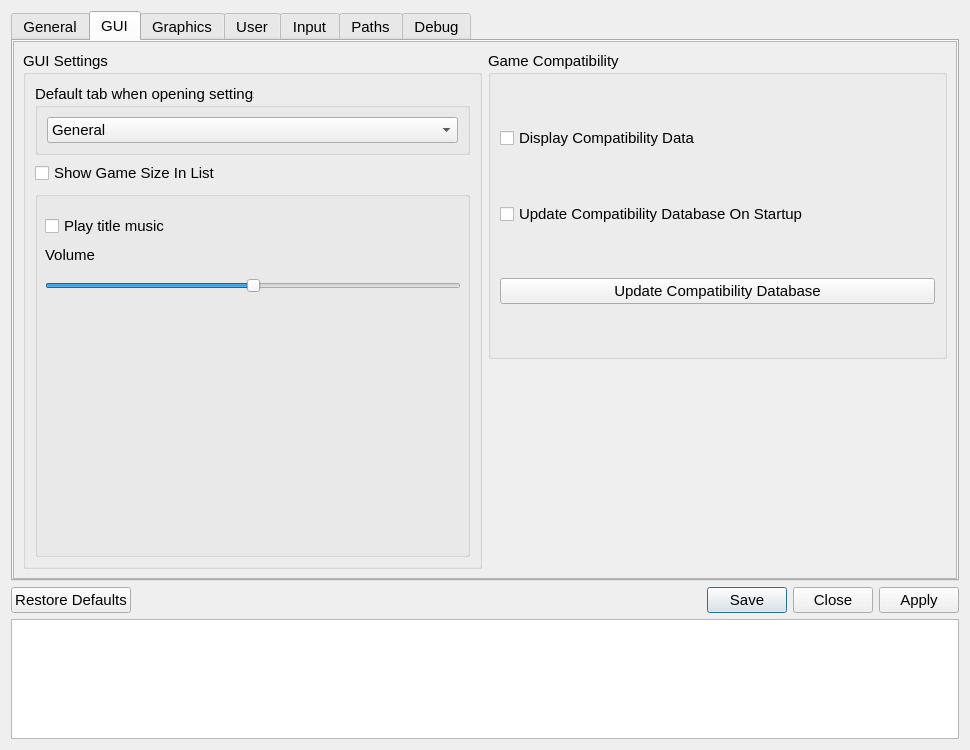
Old version of the form src/qt_gui/settings_dialog.ui in the repository shadps4-emu/shadPS4.
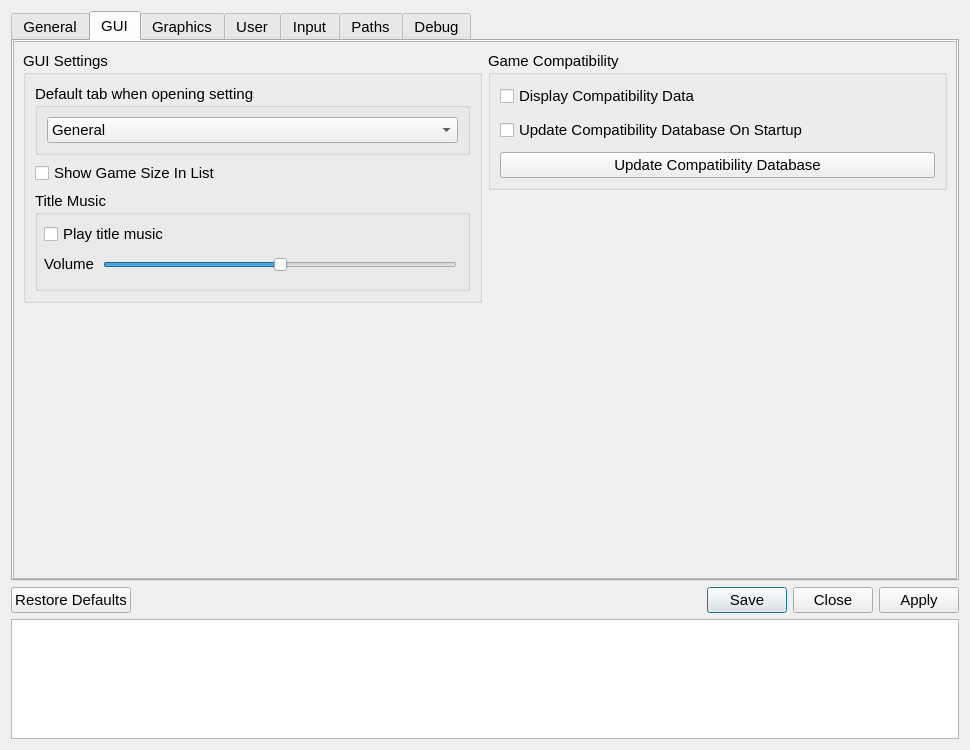
New version of the form. The open tabs and pages were chosen to show the change. Icons and pictures are not drawn.

What changed in the file:
```diff
--- a/src/qt_gui/settings_dialog.ui
+++ b/src/qt_gui/settings_dialog.ui
@@ -483,8 +483,8 @@
         <rect>
          <x>0</x>
          <y>0</y>
-         <width>676</width>
-         <height>381</height>
+         <width>946</width>
+         <height>536</height>
         </rect>
        </property>
        <layout class="QVBoxLayout" name="guiTabVLayout" stretch="0">
@@ -497,14 +497,14 @@
            <number>0</number>
           </property>
           <item>
-           <layout class="QVBoxLayout" name="GUITabLayoutMiddle" stretch="0">
+           <layout class="QVBoxLayout" name="GUITabLayoutMiddle" stretch="0,0">
             <property name="bottomMargin">
              <number>0</number>
             </property>
             <item>
              <widget class="QGroupBox" name="GUIgroupBox">
               <property name="sizePolicy">
-               <sizepolicy hsizetype="Preferred" vsizetype="Preferred">
+               <sizepolicy hsizetype="Preferred" vsizetype="Maximum">
                 <horstretch>0</horstretch>
                 <verstretch>0</verstretch>
                </sizepolicy>
@@ -594,6 +594,18 @@
                    <verstretch>0</verstretch>
                   </sizepolicy>
                  </property>
+                 <property name="minimumSize">
+                  <size>
+                   <width>0</width>
+                   <height>100</height>
+                  </size>
+                 </property>
+                 <property name="maximumSize">
+                  <size>
+                   <width>16777215</width>
+                   <height>16777215</height>
+                  </size>
+                 </property>
                  <property name="font">
                   <font>
                    <pointsize>11</pointsize>
@@ -605,62 +617,16 @@
                   <bool>false</bool>
                  </property>
                  <property name="title">
-                  <string/>
+                  <string>Title Music</string>
                  </property>
                  <property name="flat">
                   <bool>false</bool>
                  </property>
-                 <widget class="QSlider" name="BGMVolumeSlider">
-                  <property name="geometry">
-                   <rect>
-                    <x>10</x>
-                    <y>80</y>
-                    <width>416</width>
-                    <height>29</height>
-                   </rect>
-                  </property>
-                  <property name="sizePolicy">
-                   <sizepolicy hsizetype="Minimum" vsizetype="Preferred">
-                    <horstretch>0</horstretch>
-                    <verstretch>0</verstretch>
-                   </sizepolicy>
-                  </property>
-                  <property name="toolTip">
-                   <string>Set the volume of the background music.</string>
-                  </property>
-                  <property name="maximum">
-                   <number>100</number>
-                  </property>
-                  <property name="singleStep">
-                   <number>10</number>
-                  </property>
-                  <property name="pageStep">
-                   <number>20</number>
-                  </property>
-                  <property name="value">
-                   <number>50</number>
-                  </property>
-                  <property name="orientation">
-                   <enum>Qt::Orientation::Horizontal</enum>
-                  </property>
-                  <property name="invertedAppearance">
-                   <bool>false</bool>
-                  </property>
-                  <property name="invertedControls">
-                   <bool>false</bool>
-                  </property>
-                  <property name="tickPosition">
-                   <enum>QSlider::TickPosition::NoTicks</enum>
-                  </property>
-                  <property name="tickInterval">
-                   <number>10</number>
-                  </property>
-                 </widget>
                  <widget class="QCheckBox" name="playBGMCheckBox">
                   <property name="geometry">
                    <rect>
-                    <x>10</x>
-                    <y>22</y>
+                    <x>9</x>
+                    <y>30</y>
                     <width>416</width>
                     <height>26</height>
                    </rect>
@@ -675,45 +641,119 @@
                    <string>Play title music</string>
                   </property>
                  </widget>
-                 <widget class="QLabel" name="label_Volume">
+                 <widget class="QWidget" name="horizontalLayoutWidget">
                   <property name="geometry">
                    <rect>
-                    <x>10</x>
-                    <y>54</y>
-                    <width>416</width>
-                    <height>20</height>
+                    <x>0</x>
+                    <y>50</y>
+                    <width>431</width>
+                    <height>47</height>
                    </rect>
                   </property>
-                  <property name="sizePolicy">
-                   <sizepolicy hsizetype="Preferred" vsizetype="Fixed">
-                    <horstretch>0</horstretch>
-                    <verstretch>0</verstretch>
-                   </sizepolicy>
-                  </property>
-                  <property name="maximumSize">
-                   <size>
-                    <width>16777215</width>
-                    <height>16777215</height>
-                   </size>
-                  </property>
-                  <property name="text">
-                   <string>Volume</string>
-                  </property>
+                  <layout class="QHBoxLayout" name="horizontalLayout">
+                   <property name="spacing">
+                    <number>9</number>
+                   </property>
+                   <property name="leftMargin">
+                    <number>9</number>
+                   </property>
+                   <property name="topMargin">
+                    <number>9</number>
+                   </property>
+                   <property name="rightMargin">
+                    <number>9</number>
+                   </property>
+                   <property name="bottomMargin">
+                    <number>9</number>
+                   </property>
+                   <item>
+                    <widget class="QLabel" name="label_Volume">
+                     <property name="sizePolicy">
+                      <sizepolicy hsizetype="Maximum" vsizetype="Fixed">
+                       <horstretch>0</horstretch>
+                       <verstretch>0</verstretch>
+                      </sizepolicy>
+                     </property>
+                     <property name="maximumSize">
+                      <size>
+                       <width>16777215</width>
+                       <height>16777215</height>
+                      </size>
+                     </property>
+                     <property name="text">
+                      <string>Volume</string>
+                     </property>
+                    </widget>
+                   </item>
+                   <item>
+                    <widget class="QSlider" name="BGMVolumeSlider">
+                     <property name="sizePolicy">
+                      <sizepolicy hsizetype="Expanding" vsizetype="Preferred">
+                       <horstretch>0</horstretch>
+                       <verstretch>0</verstretch>
+                      </sizepolicy>
+                     </property>
+                     <property name="toolTip">
+                      <string>Set the volume of the background music.</string>
+                     </property>
+                     <property name="maximum">
+                      <number>100</number>
+                     </property>
+                     <property name="singleStep">
+                      <number>10</number>
+                     </property>
+                     <property name="pageStep">
+                      <number>20</number>
+                     </property>
+                     <property name="value">
+                      <number>50</number>
+                     </property>
+                     <property name="orientation">
+                      <enum>Qt::Orientation::Horizontal</enum>
+                     </property>
+                     <property name="invertedAppearance">
+                      <bool>false</bool>
+                     </property>
+                     <property name="invertedControls">
+                      <bool>false</bool>
+                     </property>
+                     <property name="tickPosition">
+                      <enum>QSlider::TickPosition::NoTicks</enum>
+                     </property>
+                     <property name="tickInterval">
+                      <number>10</number>
+                     </property>
+                    </widget>
+                   </item>
+                  </layout>
                  </widget>
                 </widget>
                </item>
               </layout>
              </widget>
             </item>
+            <item>
+             <spacer name="verticalSpacer_7">
+              <property name="orientation">
+               <enum>Qt::Orientation::Vertical</enum>
+              </property>
+              <property name="sizeHint" stdset="0">
+               <size>
+                <width>20</width>
+                <height>40</height>
+               </size>
+              </property>
+             </spacer>
+            </item>
            </layout>
           </item>
           <item>
-           <layout class="QVBoxLayout" name="CompatTabLayoutRight" stretch="0">
+           <layout class="QVBoxLayout" name="CompatTabLayoutRight" stretch="0,0">
             <property name="spacing">
              <number>6</number>
             </property>
             <property name="bottomMargin">
-             <number>210</number>
+             <number>0</number>
             </property>
             <item>
              <widget class="QGroupBox" name="CompatgroupBox">
@@ -790,6 +830,19 @@
               </layout>
              </widget>
             </item>
+            <item>
+             <spacer name="verticalSpacer_6">
+              <property name="orientation">
+               <enum>Qt::Orientation::Vertical</enum>
+              </property>
+              <property name="sizeHint" stdset="0">
+               <size>
+                <width>20</width>
+                <height>40</height>
+               </size>
+              </property>
+             </spacer>
+            </item>
            </layout>
           </item>
          </layout>
```
Left out of the diff: 26 changed lines with no effect on the pictures.
